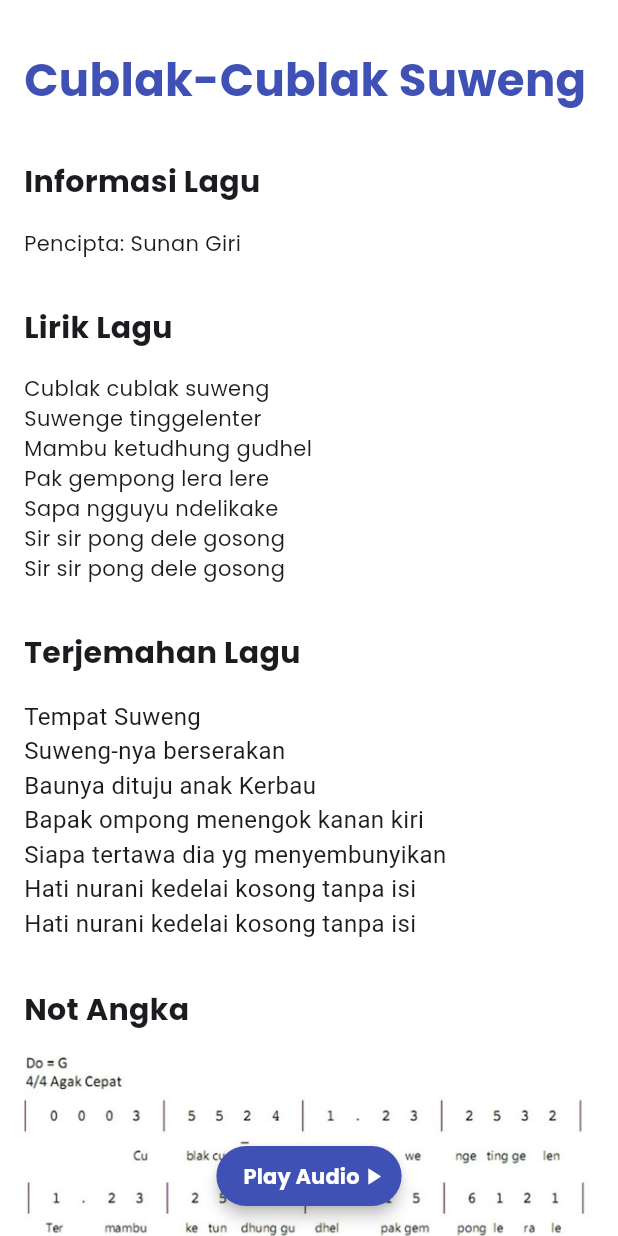
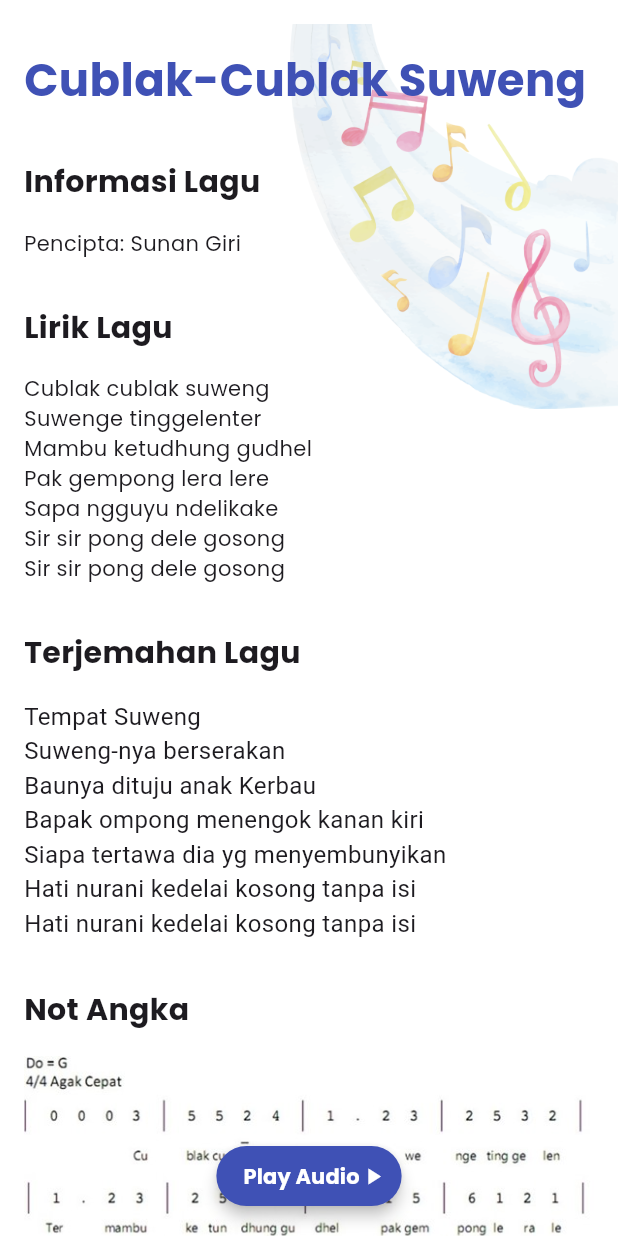
Before and after one commit to WidigdaMukti/LaguDaerah-CeritaRakyat, a Flutter app: the LaguDaerahPage screen opened directly, after a tap on "Sesuai Kurikulum", after a tap on "Cublak-Cublak Suweng", on a phone screen of 412 x 824 dp. Run offline on Flutter 3.47's test engine with Material 3 defaults, Android fonts, the light colour scheme and no system bars; our stand-ins replace assets_audio_player, google_fonts, youtube_player_flutter; missing offline and left inert: volume_control.

Commit message:
Fifth Commit 1.1

```diff
--- a/lib/detail_cerita.dart
+++ b/lib/detail_cerita.dart
@@ -53,6 +53,7 @@ class DetailCeritaRakyatPage extends StatelessWidget {
                   padding: const EdgeInsets.all(16.0),
                   child: Text(
                     cerita['teks'],
+                    textAlign: TextAlign.justify,
                     style: GoogleFonts.poppins(),
                   ),
                 ),
@@ -77,6 +78,7 @@ class DetailCeritaRakyatPage extends StatelessWidget {
                     child: Image.asset(
                       cerita['gambar'],
                       fit: BoxFit.cover,
+                      width: 400,
                     ),
                   ),
                 )
@@ -96,6 +98,7 @@ class DetailCeritaRakyatPage extends StatelessWidget {
               padding: const EdgeInsets.all(16.0),
               child: Text(
                 ceritaData['Moral'],
+                textAlign: TextAlign.justify,
                 style: GoogleFonts.poppins(),
               ),
             ),
--- a/lib/detail_lagu.dart
+++ b/lib/detail_lagu.dart
@@ -39,6 +39,21 @@ class DetailLaguPage extends StatelessWidget {
     return Scaffold(
       body: Stack(
         children: [
+          // Gambar di belakang konten utama
+          Positioned(
+              top: 16,
+              right: 16,
+              child: FractionalTranslation(
+                translation: Offset(0.08, 0.0),
+                child: Opacity(
+                  opacity: 0.6,
+                  child: Image.asset(
+                    'assets/not.png',
+                    fit: BoxFit.cover,
+                    width: 220,
+                  ),
+                ),
+              )),
           SingleChildScrollView(
             child: Column(
               crossAxisAlignment: CrossAxisAlignment.start,
@@ -101,6 +116,24 @@ class DetailLaguPage extends StatelessWidget {
                   ),
                 ),
                 notAngkaSection(), // Panggil bagian not angka yang telah dibuat
+                Container(
+                  padding: EdgeInsets.fromLTRB(16, 16, 16, 0),
+                  child: Text(
+                    'Makna Lagu',
+                    style: GoogleFonts.poppins(
+                        fontWeight: FontWeight.bold, fontSize: 20),
+                  ),
+                ),
+                Container(
+                  padding: EdgeInsets.all(16.0),
+                  child: Text(
+                    laguData['Makna'],
+                    textAlign: TextAlign.justify,
+                    style: TextStyle(
+                      fontSize: 16.0,
+                    ),
+                  ),
+                ),
               ],
             ),
           ),
```
Also changed, not shown: assets/data/lagu.json (+0 -9 lines), lib/handler/tentang_button_handler.dart (+10 -9 lines), assets/cerita/10.1.png (added), assets/cerita/10.2.png (added), assets/cerita/11.1.png (added), assets/cerita/11.2.png (added), assets/cerita/11.3.png (added), assets/data/cerita.json, assets/not.png (added).
